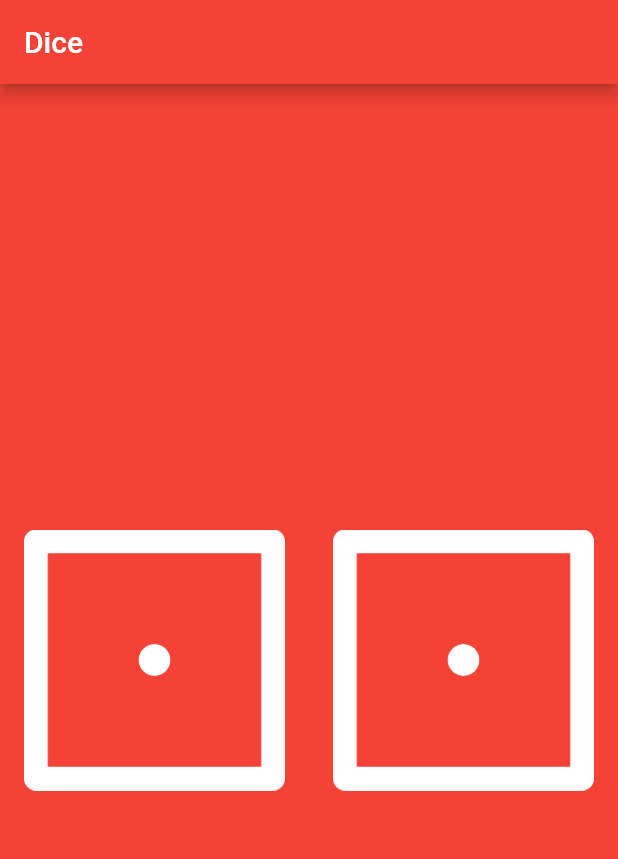
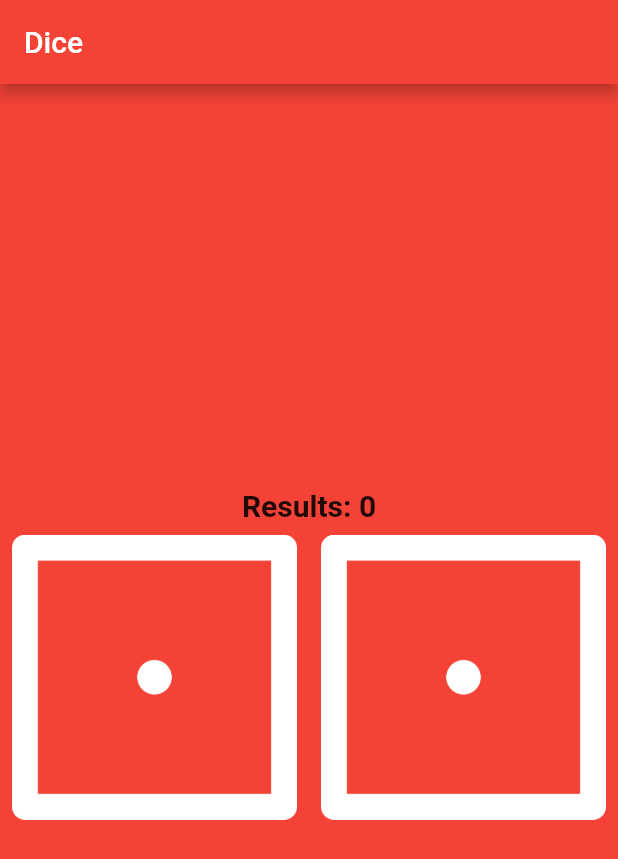
Before and after one commit to camelCase4/The-Complete-Flutter-Development-Bootcamp-with-Dart, a Flutter app: the screen it shows after launch, on a phone screen of 412 x 824 dp. Shown: the top 859 px of the screen. Run offline on Flutter 3.47's test engine with Material 2 defaults, Android fonts, the phone set to English and light mode, and no system bars.

Commit message:
finished the dice app challenge and added a counter

```diff
--- a/dice_app/lib/main.dart
+++ b/dice_app/lib/main.dart
@@ -16,26 +16,84 @@ void main() {
   ));
 }
 
-class DicePage extends StatelessWidget {
+class DicePage extends StatefulWidget {
   const DicePage({super.key});
+
+  @override
+  State<DicePage> createState() => _DicePageState();
+}
+
+class _DicePageState extends State<DicePage> {
+  Random rn1 = new Random();
+  Random rn2 = new Random();
+  int theCurrentDie1 = 1;
+  int theCurrentDie2 = 1;
+  int counter = 0;
+  int total = 0;
+  bool clicked = false;
+  String res = "Results";
+
+
+  void test()
+  {
+    theCurrentDie1 = 1 + rn1.nextInt(7 - 1);
+    theCurrentDie2 = 1 + rn2.nextInt(7 - 1);
+  }
 
   @override
   Widget build(BuildContext context) {
     return Center(
-      child: Row(
+      child: Column(
+         mainAxisAlignment: MainAxisAlignment.center,
         children: [
-          Expanded(
-            child: Padding(
-              padding: const EdgeInsets.all(16.0),
-              child: Image.asset("images/dice1.png"),
+          Text(
+            "${res}: ${total}",
+            style: const TextStyle(
+              fontWeight: FontWeight.bold,
+              fontSize: 20,
             ),
           ),
-          Expanded(
-            child: Padding(
-              padding: const EdgeInsets.all(16.0),
-              child: Image.asset("images/dice1.png"),
+
+          Row(
+
+            children: [
+              Expanded(
+                child: TextButton(
+                  onPressed: () {
+                    setState(
+                      () {
+
+                        /*theCurrentDie1 = 1 + rn1.nextInt(7 - 1);
+                        theCurrentDie2 = 1 + rn2.nextInt(7 - 1);*/
+                        test();
+                        total += theCurrentDie1;
+
+
+                      },
+                    );
+                  },
+                  child: Image.asset("images/dice${theCurrentDie1}.png"),
+                ),
+              ),
+               Expanded(
+            child: TextButton(
+              onPressed: () {
+                setState(
+                  () {
+                    /*theCurrentDie1 = 1 + rn1.nextInt(7 - 1);
+                    theCurrentDie2 = 1 + rn2.nextInt(7 - 1);*/
+                    test();
+
+                    total += theCurrentDie2;
+                  },
+                );
+              },
+              child: Image.asset("images/dice${theCurrentDie2}.png"),
             ),
           ),
+            ],
+          ),
+
         ],
       ),
     );
```
